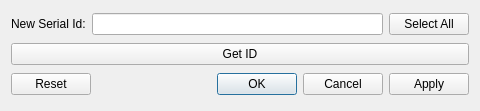
The window that linkbot_serialid_tool/dialog.ui (BaroboRobotics/linkbot-serialid-tool) describes before a commit, drawn with Qt 5.
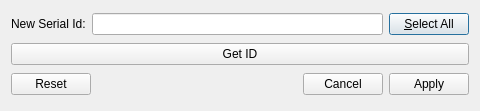
The same window after the commit.

```diff
--- a/linkbot_serialid_tool/dialog.ui
+++ b/linkbot_serialid_tool/dialog.ui
@@ -33,7 +33,7 @@
    <item row="0" column="2">
     <widget class="QPushButton" name="selectAll_pushButton">
      <property name="text">
-      <string>Select All</string>
+      <string>&amp;Select All</string>
      </property>
     </widget>
    </item>
@@ -47,7 +47,7 @@
    <item row="2" column="0" colspan="3">
     <widget class="QDialogButtonBox" name="buttonBox">
      <property name="standardButtons">
-      <set>QDialogButtonBox::Apply|QDialogButtonBox::Cancel|QDialogButtonBox::Ok|QDialogButtonBox::Reset</set>
+      <set>QDialogButtonBox::Apply|QDialogButtonBox::Cancel|QDialogButtonBox::Reset</set>
      </property>
     </widget>
    </item>
```
